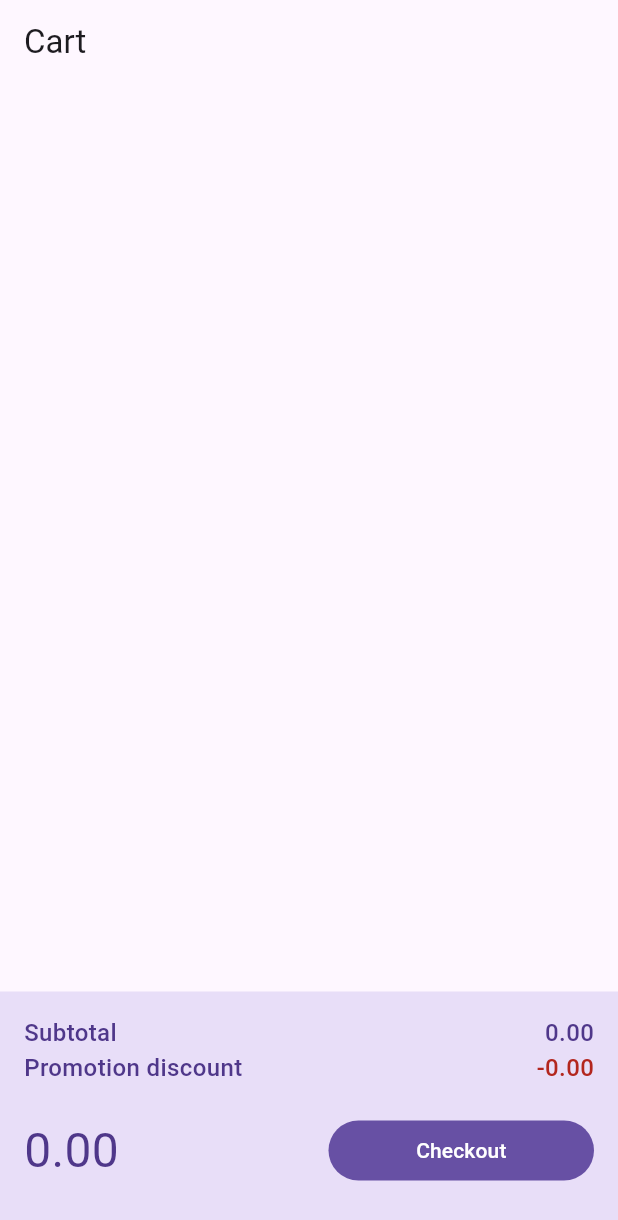
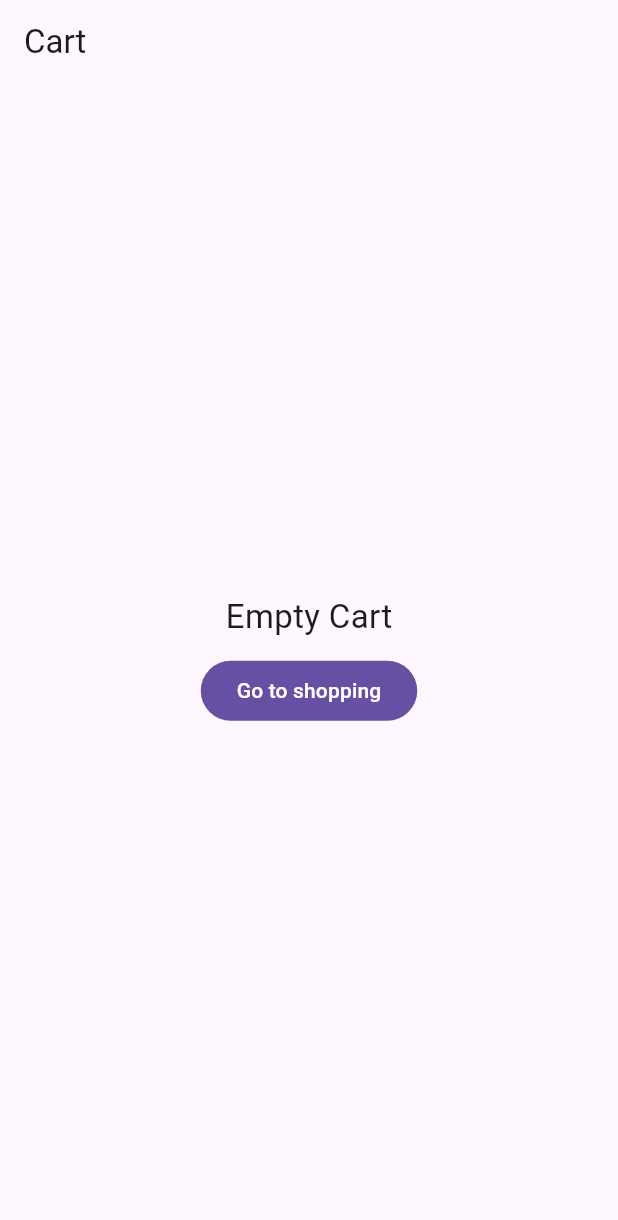
Before and after one commit to peet29/homework-test, a Flutter app: the CartScreen screen opened by its route, on a phone screen of 412 x 824 dp. Shown: the top 1220 px of the screen. Run offline on Flutter 3.47's test engine with Material 3 defaults, Android fonts, the phone set to English and light mode, and no system bars; our stand-ins replace dio, easy_localization, flutter_dotenv, flutter_riverpod, freezed_annotation, go_router and 4 more; generated files the repository leaves out were written again.

Commit message:
handle empty

```diff
--- a/assets/translations/en-US.json
+++ b/assets/translations/en-US.json
@@ -10,5 +10,7 @@
   "promotion": "Promotion discount",
   "checkout": "Checkout",
   "errorMessage": "Something went wrong",
-  "refresh": "Refresh"
+  "refresh": "Refresh",
+  "emptyCart": "Empty Cart",
+  "goToShopping": "Go to shopping"
 }
--- a/lib/src/features/cart/presentation/cart_screen.dart
+++ b/lib/src/features/cart/presentation/cart_screen.dart
@@ -3,6 +3,7 @@ import 'package:flutter/material.dart';
 import 'package:flutter_riverpod/flutter_riverpod.dart';
 import 'package:homework_test/src/core/theme/colors.dart';
 import 'package:homework_test/src/features/cart/presentation/controller/cart_controller.dart';
+import 'package:homework_test/src/features/cart/presentation/widgets/empty_cart.dart';
 import 'package:homework_test/src/features/shopping/presentation/widgets/product_list_item_widget.dart';
 import 'package:material_symbols_icons/symbols.dart';
 
@@ -28,6 +29,9 @@ class _CartScreenState extends ConsumerState<CartScreen> {
     final total =
         ref.watch(cartControllerProvider.select((state) => state.total));
 
+    final isSuccess =
+        ref.watch(cartControllerProvider.select((state) => state.isSuccess));
+
     return SafeArea(
         bottom: false,
         top: false,
@@ -38,6 +42,11 @@ class _CartScreenState extends ConsumerState<CartScreen> {
           ),
           body: Column(
             children: [
+              if (products.isEmpty) ...[
+                const Expanded(child: EmptyCartWidget()),
+              ] else if (isSuccess)
+                ...[]
+              else ...[
                 Expanded(
                   child: ListView.builder(
                     itemCount: products.length,
@@ -152,6 +161,7 @@ class _CartScreenState extends ConsumerState<CartScreen> {
                     ]),
                   ),
                 )
+              ]
             ],
           ),
         ));
--- /dev/null
+++ b/lib/src/features/cart/presentation/widgets/empty_cart.dart
@@ -0,0 +1,39 @@
+import 'package:easy_localization/easy_localization.dart';
+import 'package:flutter/material.dart';
+import 'package:flutter_riverpod/flutter_riverpod.dart';
+import 'package:go_router/go_router.dart';
+
+class EmptyCartWidget extends ConsumerWidget {
+  const EmptyCartWidget({super.key});
+
+  @override
+  Widget build(BuildContext context, WidgetRef ref) {
+    return Center(
+      child: Column(
+        mainAxisAlignment: MainAxisAlignment.center,
+        children: [
+          Text(
+            context.tr('emptyCart'),
+            style: const TextStyle(
+              fontSize: 22,
+              fontWeight: FontWeight.w400,
+            ),
+          ),
+          const SizedBox(
+            height: 10,
+          ),
+          FilledButton(
+            onPressed: () {
+              context.pop();
+            },
+            child: Text(context.tr('goToShopping'),
+                style: const TextStyle(
+                  fontSize: 14,
+                  fontWeight: FontWeight.w500,
+                )),
+          ),
+        ],
+      ),
+    );
+  }
+}
```
Lines whose indentation alone changed are shown as unchanged.
